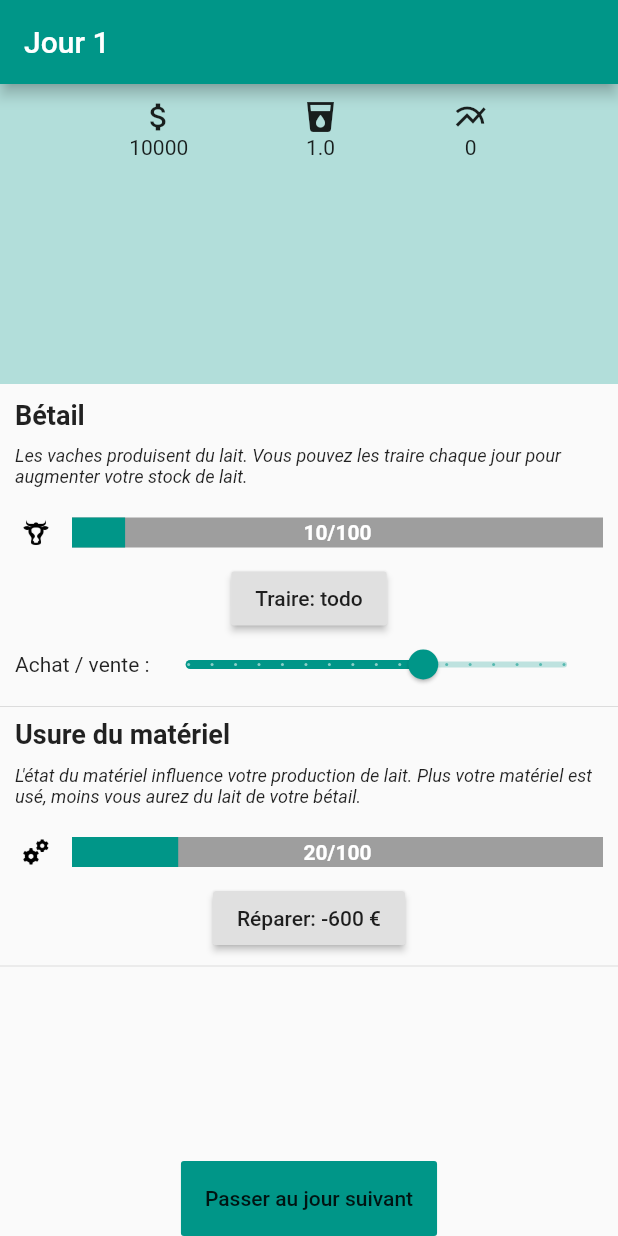
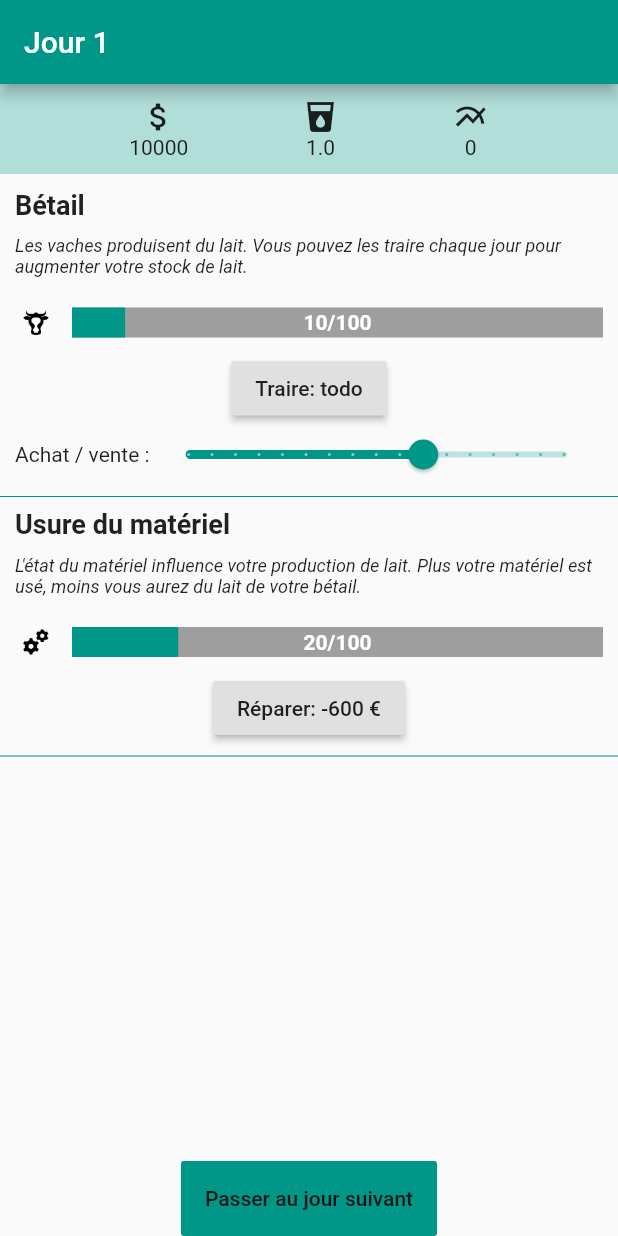
Before and after one commit to sprkl/MilkCow, a Flutter app: the screen it shows after launch, on a phone screen of 412 x 824 dp. Run offline on Flutter 3.47's test engine with Material 2 defaults, Android fonts, the phone set to English and light mode, and no system bars; our stand-ins replace flutter_redux, redux.

Commit message:
minor UI changes

```diff
--- a/sosfaim/lib/components/AppHeader/app_header_view.dart
+++ b/sosfaim/lib/components/AppHeader/app_header_view.dart
@@ -22,7 +22,6 @@ class AppHeaderView extends StatelessWidget {
     return new Container(
       padding: EdgeInsets.all(10),
       color: Theme.of(context).backgroundColor.withAlpha(150),
-      height: 200.0,
       child:
           new Row(mainAxisAlignment: MainAxisAlignment.spaceEvenly, children: [
         new Column(children: <Widget>[
--- a/sosfaim/lib/components/MainPageManager/mainpage_manager_view.dart
+++ b/sosfaim/lib/components/MainPageManager/mainpage_manager_view.dart
@@ -28,9 +28,9 @@ class MainPageManagerView extends StatelessWidget{
               mainAxisAlignment: MainAxisAlignment.start,
               children: <Widget>[
                 new CowManager(),
-                new Divider(),
+                new Divider(color: Theme.of(context).primaryColor,),
                 new AbrasionModule(),
-                new Divider()
+                new Divider(color: Theme.of(context).primaryColor,),
               ],
             ),
           )
```
